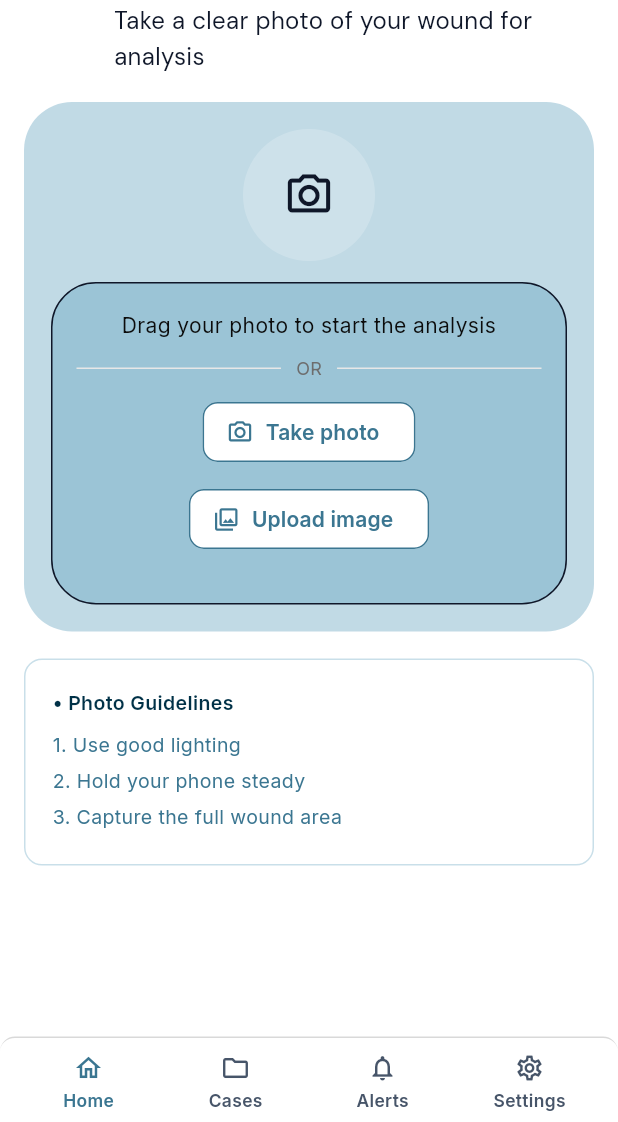
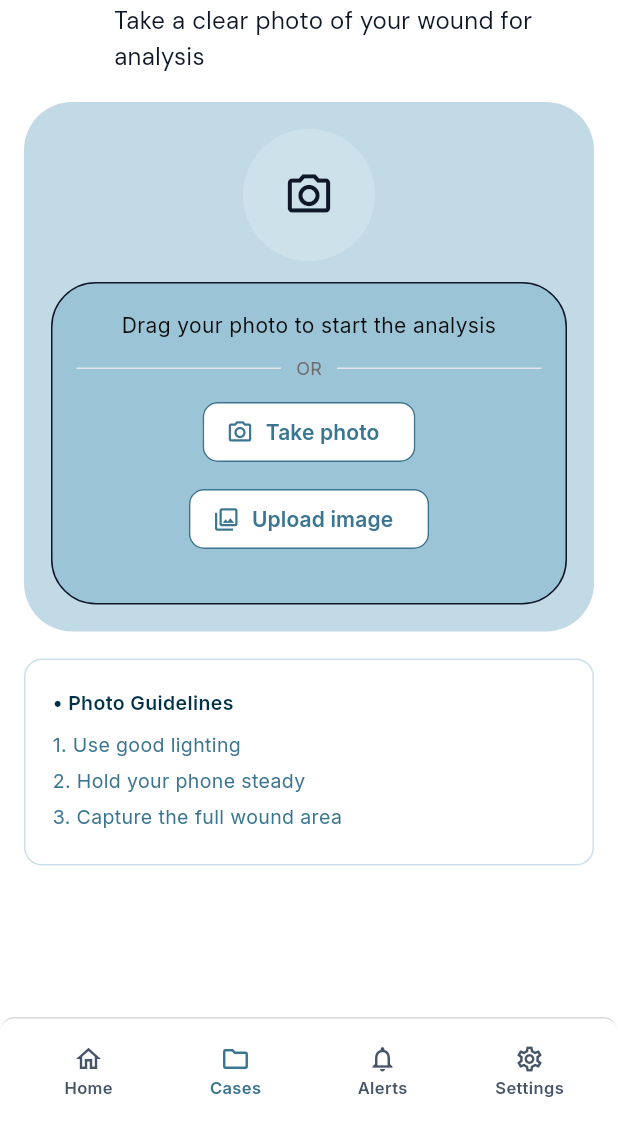
Before and after one commit to norahalhazab/ratq-flutter-app, a Flutter app: the UploadWoundImageScreen screen opened directly with empty values, on a phone screen of 412 x 824 dp, the part 114-1236 px from its top. Run offline on Flutter 3.47's test engine with Material 3 defaults, Android fonts, the light colour scheme and no system bars; our stand-ins replace auto_size_text, cached_network_image, camera, cloud_firestore, connectivity_plus, device_info_plus and 21 more; missing offline and left inert: android_intent_plus, audio_session, flutter_background_service, flutter_background_service_android, flutter_sound, mobile_scanner; accounts and stored records are empty.

Commit message:
i dont remember honestly..

```diff
--- a/aidx-medical-app-master/lib/screens/upload_success_screen.dart
+++ b/aidx-medical-app-master/lib/screens/upload_success_screen.dart
@@ -1,24 +1,28 @@
 import 'package:flutter/material.dart';
+import '../widgets/bottom_nav.dart'; // <--- 1. Import your navigation file
 
 class UploadSuccessScreen extends StatelessWidget {
   const UploadSuccessScreen({super.key});
 
   static const Color _primary = Color(0xFF3B7691);
   static const Color _dark = Color(0xFF0F1729);
-  static const Color _uploadBg = Color(0x6663A2BF); // #63a2bf40
+  static const Color _uploadBg = Color(0x6663A2BF);
 
   @override
   Widget build(BuildContext context) {
     return Scaffold(
       backgroundColor: Colors.white,
-      bottomNavigationBar: const _BottomNav(),
+
+      // 2. Use the real AppBottomNav (Index 1 = Cases)
+      bottomNavigationBar: const AppBottomNav(currentIndex: 1),
+
       body: SafeArea(
         child: SingleChildScrollView(
           padding: const EdgeInsets.fromLTRB(16, 18, 16, 90),
           child: Column(
             crossAxisAlignment: CrossAxisAlignment.start,
             children: [
-              // Header (arrow aligned to top line like your Case screen)
+              // Header
               Row(
                 crossAxisAlignment: CrossAxisAlignment.start,
                 children: [
@@ -63,7 +67,7 @@ class UploadSuccessScreen extends StatelessWidget {
 
               const SizedBox(height: 18),
 
-              // Success card (matches the big blue rounded area)
+              // Success card
               Container(
                 width: double.infinity,
                 height: 335,
@@ -73,7 +77,7 @@ class UploadSuccessScreen extends StatelessWidget {
                 ),
                 child: Stack(
                   children: [
-                    // Big soft oval background (approximation of your rotated circle)
+                    // Background Shape
                     Positioned(
                       top: -220,
                       left: -60,
@@ -87,7 +91,7 @@ class UploadSuccessScreen extends StatelessWidget {
                       ),
                     ),
 
-                    // Check icon (use your own asset if you have it)
+                    // Check Icon
                     const Align(
                       alignment: Alignment(0, -0.25),
                       child: CircleAvatar(
@@ -150,75 +154,4 @@ class UploadSuccessScreen extends StatelessWidget {
   }
 }
 
-class _BottomNav extends StatelessWidget {
-  const _BottomNav();
-
-  static const Color primary = Color(0xFF3B7691);
-  static const Color muted = Color(0xFF475569);
-
-  @override
-  Widget build(BuildContext context) {
-    return Container(
-      height: 57,
-      padding: const EdgeInsets.symmetric(horizontal: 10, vertical: 10),
-      decoration: BoxDecoration(
-        color: Colors.white,
-        borderRadius: BorderRadius.circular(10),
-        border: const Border(top: BorderSide(color: Color(0x26000000), width: 1)),
-      ),
-      child: Row(
-        mainAxisAlignment: MainAxisAlignment.spaceAround,
-        children: const [
-          _NavItem(label: "Home", icon: Icons.home_outlined, selected: false),
-          _NavItem(label: "Cases", icon: Icons.folder_outlined, selected: true),
-          _NavItem(label: "Alerts", icon: Icons.notifications_none, selected: false),
-          _NavItem(label: "Settings", icon: Icons.settings_outlined, selected: false),
-        ],
-      ),
-    );
-  }
-}
-
-class _NavItem extends StatelessWidget {
-  const _NavItem({
-    required this.label,
-    required this.icon,
-    required this.selected,
-  });
-
-  final String label;
-  final IconData icon;
-  final bool selected;
-
-  static const Color primary = Color(0xFF3B7691);
-  static const Color muted = Color(0xFF475569);
-
-  @override
-  Widget build(BuildContext context) {
-    final color = selected ? primary : muted;
-
-    return InkWell(
-      onTap: () {},
-      borderRadius: BorderRadius.circular(10),
-      child: SizedBox(
-        width: 80,
-        child: Column(
-          mainAxisAlignment: MainAxisAlignment.center,
-          children: [
-            Icon(icon, size: 20, color: color),
-            const SizedBox(height: 4),
-            Text(
-              label,
-              style: const TextStyle(
-                fontFamily: "Inter",
-                fontSize: 11.6,
-                fontWeight: FontWeight.w600,
-                height: 16 / 11.6,
-              ).copyWith(color: color),
-            ),
-          ],
-        ),
-      ),
-    );
-  }
-}
+// 3. REMOVED: The temporary _BottomNav and _NavItem classes are deleted.
--- a/aidx-medical-app-master/lib/screens/upload_wound_image_screen.dart
+++ b/aidx-medical-app-master/lib/screens/upload_wound_image_screen.dart
@@ -1,12 +1,14 @@
 import 'dart:io';
+import 'dart:convert'; // Required for JSON decoding
 
 import 'package:cloud_firestore/cloud_firestore.dart';
 import 'package:firebase_auth/firebase_auth.dart';
-import 'package:firebase_storage/firebase_storage.dart';
+// Note: We don't need firebase_storage import anymore for this solution
 import 'package:flutter/material.dart';
 import 'package:image_picker/image_picker.dart';
-import 'package:path/path.dart' as p;
+import 'package:http/http.dart' as http; // Required for Cloudinary upload
 import 'upload_success_screen.dart';
+import '../widgets/bottom_nav.dart';
 
 class UploadWoundImageScreen extends StatefulWidget {
   const UploadWoundImageScreen({
@@ -19,7 +21,6 @@ class UploadWoundImageScreen extends StatefulWidget {
   final String caseId;
 
   /// /users/{uid}/cases/{caseId}/whqResponses/{whqResponseId}
-  /// This should be UNIQUE per WHQ submission (e.g., millisecondsSinceEpoch).
   final String whqResponseId;
 
   @override
@@ -31,12 +32,13 @@ class _UploadWoundImageScreenState extends State<UploadWoundImageScreen> {
 
   File? _selectedImage;
   bool _uploading = false;
-  double _progress = 0;
+  // Cloudinary HTTP upload doesn't give granular progress easily, so we use a simple loading state.
+  // If you need a progress bar, you'd need a more advanced HTTP client like 'dio'.
 
   static const Color _primary = Color(0xFF3B7691);
   static const Color _dark = Color(0xFF0F1729);
   static const Color _cardBorder = Color(0xFFC9DFE9);
-  static const Color _uploadBg = Color(0x6663A2BF); // #63a2bf40
+  static const Color _uploadBg = Color(0x6663A2BF);
 
   static const List<String> _photoGuidelines = [
     "Use good lighting",
@@ -47,7 +49,7 @@ class _UploadWoundImageScreenState extends State<UploadWoundImageScreen> {
   Future<void> _pickFromGallery() async {
     final XFile? x = await _picker.pickImage(
       source: ImageSource.gallery,
-      imageQuality: 85,
+      imageQuality: 85, // Cloudinary handles large images well, so 85 is fine
     );
     if (x == null) return;
     setState(() => _selectedImage = File(x.path));
@@ -63,12 +65,11 @@ class _UploadWoundImageScreenState extends State<UploadWoundImageScreen> {
     setState(() => _selectedImage = File(x.path));
   }
 
-  Future<void> _uploadToFirebase({required String source}) async {
+  /// Uploads image to Cloudinary (Free, No Credit Card, Works in KSA)
+  Future<void> _uploadToCloudinary({required String source}) async {
     final file = _selectedImage;
     if (file == null) return;
 
-    // --- TEMPORARY BYPASS: Comment out Auth check if needed for testing UI only ---
-    /*
     final user = FirebaseAuth.instance.currentUser;
     if (user == null) {
       ScaffoldMessenger.of(context).showSnackBar(
@@ -76,51 +77,73 @@ class _UploadWoundImageScreenState extends State<UploadWoundImageScreen> {
       );
       return;
     }
-    */
 
-    setState(() {
-      _uploading = true;
-      _progress = 0;
-    });
+    setState(() => _uploading = true);
 
     try {
-      // --- SIMULATION START ---
-      // We simulate a network delay instead of actual uploading
-      for (int i = 1; i <= 10; i++) {
-        await Future.delayed(const Duration(milliseconds: 100));
-        if (mounted) {
-          setState(() => _progress = i / 10);
-        }
-      }
+      // ---------------------------------------------------------
+      // TODO: PASTE YOUR CLOUDINARY DETAILS HERE
+      // ---------------------------------------------------------
+      const cloudName = "dnrlhiq75"; // e.g., "dxy85..."
+      const uploadPreset = "wound_app_preset"; // e.g., "wound_app" (Make sure it is Unsigned)
+      // ---------------------------------------------------------
 
-      // --- COMMENTED OUT ACTUAL FIREBASE LOGIC ---
-      /*
+      final url = Uri.parse('https://api.cloudinary.com/v1_1/$cloudName/image/upload');
+
+      // Create the Multipart Request
+      final request = http.MultipartRequest('POST', url)
+        ..fields['upload_preset'] = uploadPreset
+        ..files.add(await http.MultipartFile.fromPath('file', file.path));
+
+      // Send Request
+      final response = await request.send();
+
+      if (response.statusCode == 200) {
+        // Parse Response
+        final responseData = await response.stream.toBytes();
+        final responseString = String.fromCharCodes(responseData);
+        final jsonMap = jsonDecode(responseString);
+
+        // Get the secure URL from Cloudinary
+        final String downloadUrl = jsonMap['secure_url'];
+
+        // Save URL to Firestore
         final uid = user.uid;
-      final ext = p.extension(file.path).toLowerCase();
-      final safeExt = (ext == '.png') ? '.png' : '.jpg';
+        final whqDocRef = FirebaseFirestore.instance
+            .collection('users')
+            .doc(uid)
+            .collection('cases')
+            .doc(widget.caseId)
+            .collection('whqResponses')
+            .doc(widget.whqResponseId);
 
-      final storagePath = "wounds/$uid/${widget.caseId}/${widget.whqResponseId}$safeExt";
-      final ref = FirebaseStorage.instance.ref(storagePath);
-      // ... metadata setup ...
-      final uploadTask = ref.putFile(file, metadata);
-      // ... listen to events ...
-      await uploadTask;
-      final url = await snap.ref.getDownloadURL();
-
-      // ... Firestore write ...
-      await whqDocRef.set({...}, SetOptions(merge: true));
-      */
-      // --- SIMULATION END ---
+        await whqDocRef.set({
+          "image": {
+            "url": downloadUrl,
+            "date": FieldValue.serverTimestamp(),
+            "erythema": null, // Will be calculated later
+            "exudate": null,  // Will be calculated later
+            "source": source,
+          },
+          "lastUpdated": FieldValue.serverTimestamp(),
+        }, SetOptions(merge: true));
 
         if (!mounted) return;
 
-      // Navigate to the Success Screen
+        // Navigate to Success Screen
         Navigator.pushReplacement(
           context,
           MaterialPageRoute(
             builder: (context) => const UploadSuccessScreen(),
           ),
         );
+      } else {
+        // Handle Error
+        final responseData = await response.stream.toBytes();
+        final responseString = String.fromCharCodes(responseData);
+        throw("Cloudinary Error: ${response.statusCode} - $responseString");
+      }
+
     } catch (e) {
       if (!mounted) return;
       ScaffoldMessenger.of(context).showSnackBar(
@@ -135,7 +158,7 @@ class _UploadWoundImageScreenState extends State<UploadWoundImageScreen> {
   Widget build(BuildContext context) {
     return Scaffold(
       backgroundColor: Colors.white,
-      bottomNavigationBar: const _BottomNav(),
+      bottomNavigationBar: const AppBottomNav(currentIndex: 1),
       body: SafeArea(
         child: Stack(
           children: [
@@ -147,21 +170,17 @@ class _UploadWoundImageScreenState extends State<UploadWoundImageScreen> {
                   Padding(
                     padding: const EdgeInsets.only(top: 12),
                     child: Row(
-                      // 1. Change this from center to start
                       crossAxisAlignment: CrossAxisAlignment.start,
                       children: [
                         IconButton(
-                          // Remove default padding constraints to align it perfectly to the top-left if needed,
-                          // or keep as is.
                           padding: EdgeInsets.zero,
                           constraints: const BoxConstraints(),
                           icon: const Icon(Icons.arrow_back_ios_new_rounded, size: 20, color: _dark),
                           onPressed: () => Navigator.pop(context),
                         ),
-                        const SizedBox(width: 12), // Increased width slightly for better spacing
+                        const SizedBox(width: 12),
                         Expanded(
                           child: Padding(
-                            // 2. Add top padding here to push the text down relative to the arrow
                             padding: const EdgeInsets.only(top: 8.0),
                             child: Column(
                               crossAxisAlignment: CrossAxisAlignment.start,
@@ -196,7 +215,6 @@ class _UploadWoundImageScreenState extends State<UploadWoundImageScreen> {
                   ),
 
                   const SizedBox(height: 18),
-
 
                   // Upload area
                   Container(
@@ -312,7 +330,7 @@ class _UploadWoundImageScreenState extends State<UploadWoundImageScreen> {
                                   child: ElevatedButton(
                                     onPressed: _uploading
                                         ? null
-                                        : () => _uploadToFirebase(source: "camera_or_gallery"),
+                                        : () => _uploadToCloudinary(source: "camera_or_gallery"),
                                     style: ElevatedButton.styleFrom(
                                       backgroundColor: _primary,
                                       foregroundColor: Colors.white,
@@ -322,14 +340,14 @@ class _UploadWoundImageScreenState extends State<UploadWoundImageScreen> {
                                     child: _uploading
                                         ? Row(
                                       mainAxisAlignment: MainAxisAlignment.center,
-                                      children: [
-                                        const SizedBox(
+                                      children: const [
+                                        SizedBox(
                                           width: 18,
                                           height: 18,
-                                          child: CircularProgressIndicator(strokeWidth: 2),
+                                          child: CircularProgressIndicator(strokeWidth: 2, color: Colors.white),
                                         ),
-                                        const SizedBox(width: 10),
-                                        Text("Uploading… ${(100 * _progress).toStringAsFixed(0)}%"),
+                                        SizedBox(width: 10),
+                                        Text("Uploading..."),
                                       ],
                                     )
                                         : const Text("Start analysis"),
@@ -388,87 +406,9 @@ class _UploadWoundImageScreenState extends State<UploadWoundImageScreen> {
                 ],
               ),
             ),
-
-            // Back button
-
           ],
         ),
       ),
     );
   }
 }
-
-class _BottomNav extends StatelessWidget {
-  const _BottomNav();
-
-  static const Color primary = Color(0xFF3B7691);
-  static const Color muted = Color(0xFF475569);
-
-  @override
-  Widget build(BuildContext context) {
-    return Container(
-      height: 57,
-      padding: const EdgeInsets.symmetric(horizontal: 10, vertical: 10),
-      decoration: BoxDecoration(
-        color: Colors.white,
-        borderRadius: BorderRadius.circular(10),
-        border: const Border(top: BorderSide(color: Color(0x26000000), width: 1)),
-      ),
-      child: Row(
-        mainAxisAlignment: MainAxisAlignment.spaceAround,
-        children: const [
-          _NavItem(label: "Home", icon: Icons.home_outlined, selected: true),
-          _NavItem(label: "Cases", icon: Icons.folder_outlined, selected: false),
-          _NavItem(label: "Alerts", icon: Icons.notifications_none, selected: false),
-          _NavItem(label: "Settings", icon: Icons.settings_outlined, selected: false),
-        ],
-      ),
-    );
-  }
-}
-
-class _NavItem extends StatelessWidget {
-  const _NavItem({
-    required this.label,
-    required this.icon,
-    required this.selected,
-  });
-
-  final String label;
-  final IconData icon;
-  final bool selected;
-
-  static const Color primary = Color(0xFF3B7691);
-  static const Color muted = Color(0xFF475569);
-
-  @override
-  Widget build(BuildContext context) {
-    final color = selected ? primary : muted;
-
-    return InkWell(
-      onTap: () {
-        // TODO: connect to your existing navigation
-      },
-      borderRadius: BorderRadius.circular(10),
-      child: SizedBox(
-        width: 80,
-        child: Column(
-          mainAxisAlignment: MainAxisAlignment.center,
-          children: [
-            Icon(icon, size: 20, color: color),
-            const SizedBox(height: 4),
-            Text(
-              label,
-              style: const TextStyle(
-                fontFamily: "Inter",
-                fontSize: 11.6,
-                fontWeight: FontWeight.w600,
-                height: 16 / 11.6,
-              ).copyWith(color: color),
-            ),
-          ],
-        ),
-      ),
-    );
-  }
-}
```
Also changed, not shown: aidx-medical-app-master/lib/screens/whq_screen.dart (+20 -11 lines). Lines whose indentation alone changed are shown as unchanged.
